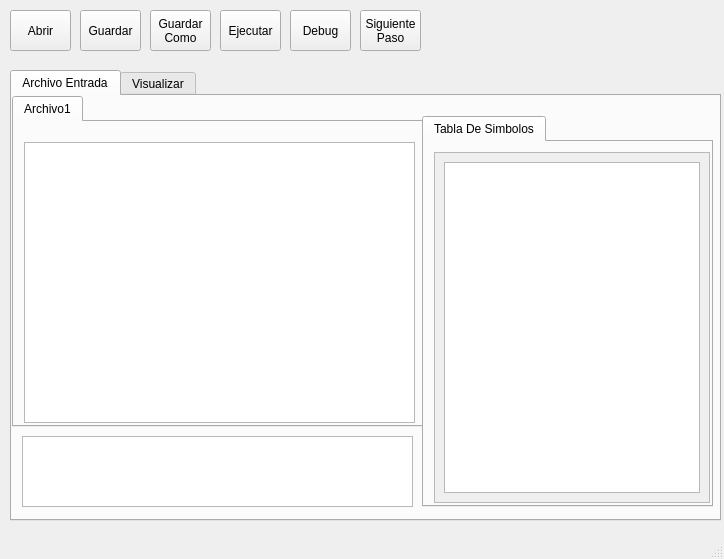
Before: the Qt Designer form Interfaz/gui.ui in esnorki2008/Interprete, drawn with Qt 5.
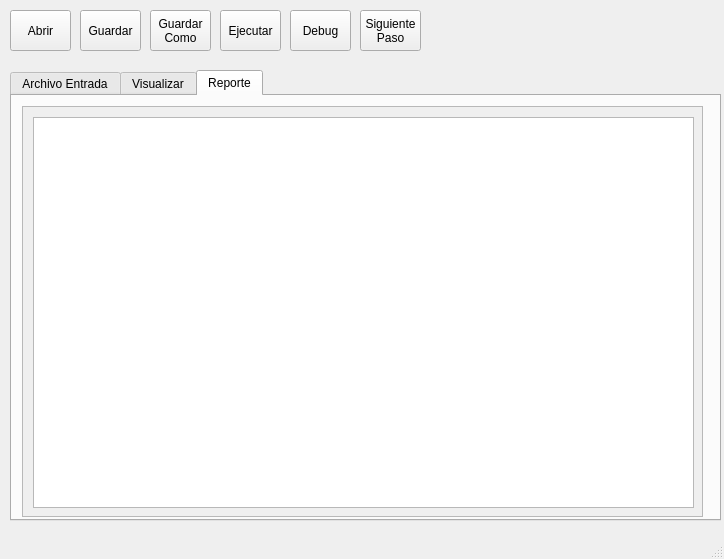
After: the same form once the commit is applied. The open tabs and pages were chosen to show the change.

Diff of the .ui file:
```diff
--- a/Interfaz/gui.ui
+++ b/Interfaz/gui.ui
@@ -134,7 +134,7 @@
       </property>
       <widget class="QWidget" name="tab_7">
        <attribute name="title">
-        <string>Archivo1</string>
+        <string>Archivo</string>
        </attribute>
        <widget class="QTextEdit" name="txt_entrada">
         <property name="geometry">
@@ -187,7 +187,13 @@
          </property>
          <layout class="QVBoxLayout" name="verticalLayout_3">
           <item>
-           <widget class="QTreeView" name="treeView"/>
+           <widget class="QTreeWidget" name="treeWidget">
+            <column>
+             <property name="text">
+              <string notr="true">1</string>
+             </property>
+            </column>
+           </widget>
           </item>
          </layout>
         </widget>
@@ -250,6 +256,44 @@
       </widget>
      </widget>
     </widget>
+    <widget class="QWidget" name="tab_3">
+     <attribute name="title">
+      <string>Reporte</string>
+     </attribute>
+     <widget class="QScrollArea" name="scrollArea">
+      <property name="geometry">
+       <rect>
+        <x>10</x>
+        <y>10</y>
+        <width>681</width>
+        <height>411</height>
+       </rect>
+      </property>
+      <property name="widgetResizable">
+       <bool>true</bool>
+      </property>
+      <widget class="QWidget" name="scrollAreaWidgetContents">
+       <property name="geometry">
+        <rect>
+         <x>0</x>
+         <y>0</y>
+         <width>679</width>
+         <height>409</height>
+        </rect>
+       </property>
+       <widget class="QTableWidget" name="tableWidget">
+        <property name="geometry">
+         <rect>
+          <x>10</x>
+          <y>10</y>
+          <width>661</width>
+          <height>391</height>
+         </rect>
+        </property>
+       </widget>
+      </widget>
+     </widget>
+    </widget>
    </widget>
   </widget>
   <widget class="QMenuBar" name="menubar">
```
Left out of the diff: 12 changed lines with no effect on the pictures.
